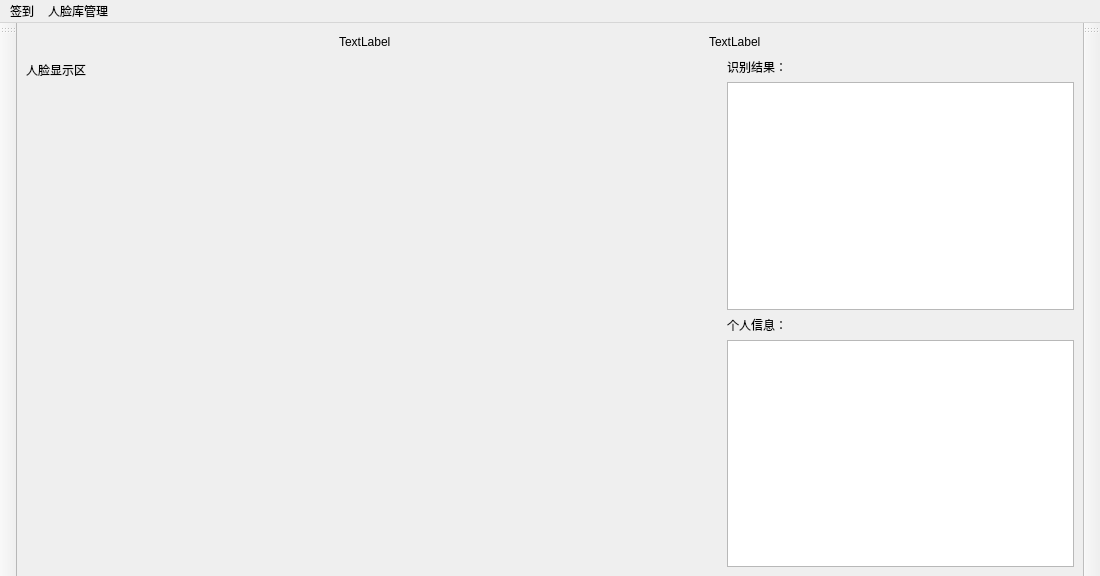
Old version of the form code/Mainwindows.ui in the repository HeJayce/Face_Recognition.
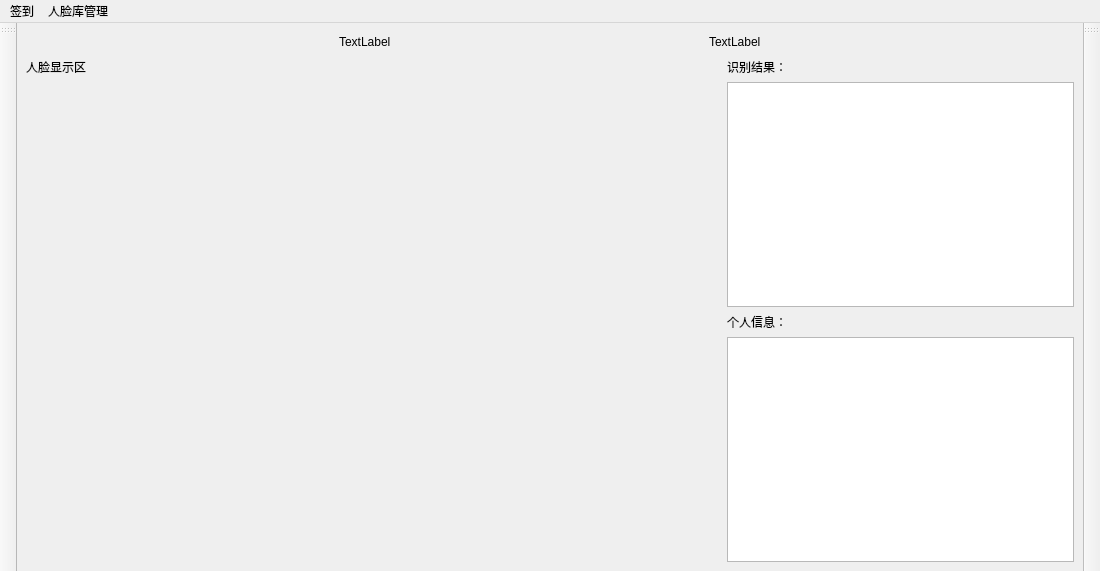
New version of the form.

Patch:
```diff
--- a/code/Mainwindows.ui
+++ b/code/Mainwindows.ui
@@ -7,7 +7,7 @@
     <x>0</x>
     <y>0</y>
     <width>1090</width>
-    <height>576</height>
+    <height>571</height>
    </rect>
   </property>
   <property name="windowTitle">
```
